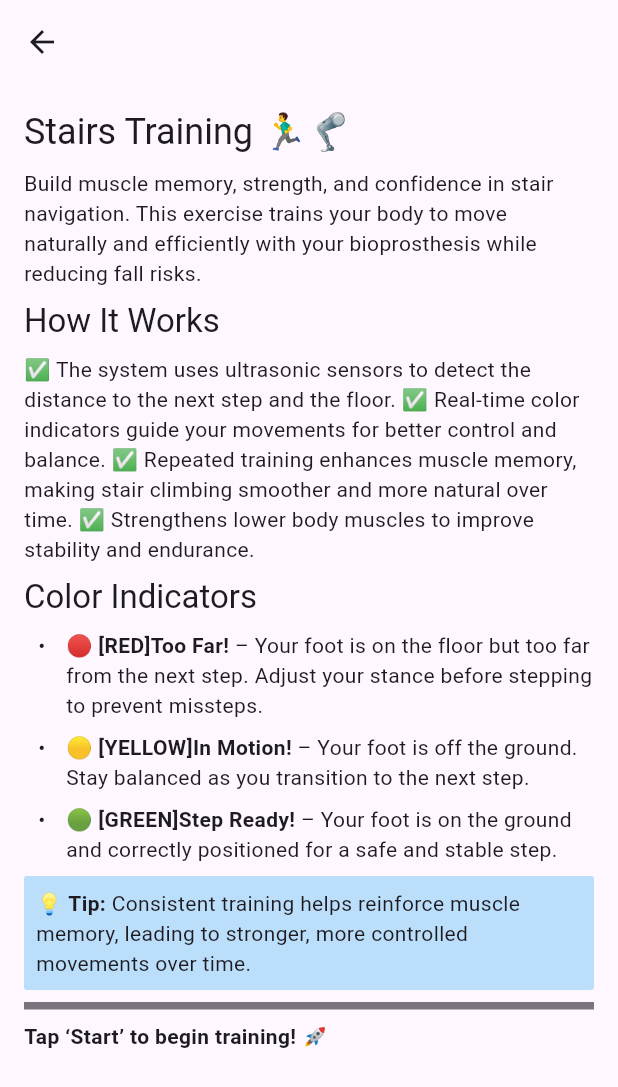
After one commit to icedman/next_step, a Flutter app: the InfoScreen screen opened directly, on a phone screen of 412 x 824 dp. The commit adds this screen. Shown: the top 1087 px of the screen. Run offline on Flutter 3.47's test engine with Material 3 defaults, Android fonts, the phone set to English and light mode, and no system bars; our stand-ins replace flutter_blue_plus, flutter_markdown.

Commit message:
add info screen

```diff
--- /dev/null
+++ b/next_step_app/lib/screens/info_screen.dart
@@ -0,0 +1,39 @@
+import 'package:flutter/material.dart';
+import 'package:flutter_markdown/flutter_markdown.dart';
+
+const markdown = r'''
+# Stairs Training 🏃‍♂️🦿
+
+Build muscle memory, strength, and confidence in stair navigation. This exercise trains your body to move naturally and efficiently with your bioprosthesis while reducing fall risks.
+
+## How It Works
+✅ The system uses ultrasonic sensors to detect the distance to the next step and the floor.
+✅ Real-time color indicators guide your movements for better control and balance.
+✅ Repeated training enhances muscle memory, making stair climbing smoother and more natural over time.
+✅ Strengthens lower body muscles to improve stability and endurance.
+
+## Color Indicators
+- 🔴 **[RED]Too Far!** – Your foot is on the floor but too far from the next step. Adjust your stance before stepping to prevent missteps.
+- 🟡 **[YELLOW]In Motion!** – Your foot is off the ground. Stay balanced as you transition to the next step.
+- 🟢 **[GREEN]Step Ready!** – Your foot is on the ground and correctly positioned for a safe and stable step.
+
+> 💡 **Tip:** Consistent training helps reinforce muscle memory, leading to stronger, more controlled movements over time.
+
+---
+
+**Tap ‘Start’ to begin training! 🚀**
+
+''';
+
+class InfoScreen extends StatelessWidget {
+  @override
+  Widget build(BuildContext context) {
+  	return Scaffold(
+        appBar: AppBar(
+        //   title: Text(widget.device.platformName),
+        //   actions: [buildConnectButton(context)],
+        ),
+        body: Markdown(data: markdown)
+      );
+  }
+}
```
Also changed, not shown: next_step_app/lib/widgets/characteristic_tile.dart (+20 -0 lines), next_step_app/pubspec.yaml (+2 -19 lines), next_step_app/pubspec.lock, 3 other files.
